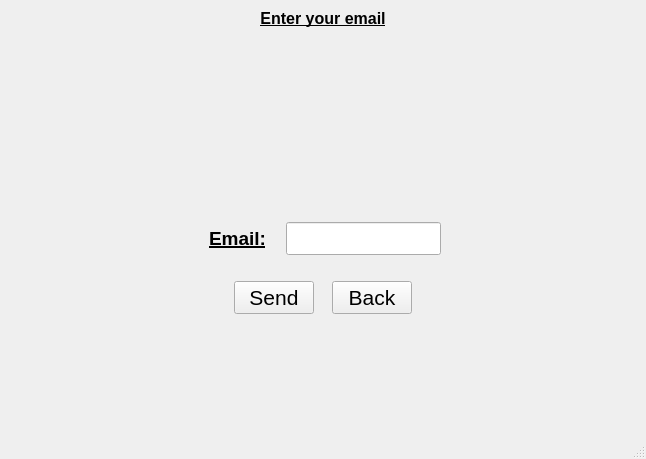
This is ui/inputpassword.ui in IvnGenza/EasyJob_39 as Qt 5 draws it before an edit. The edited form follows.
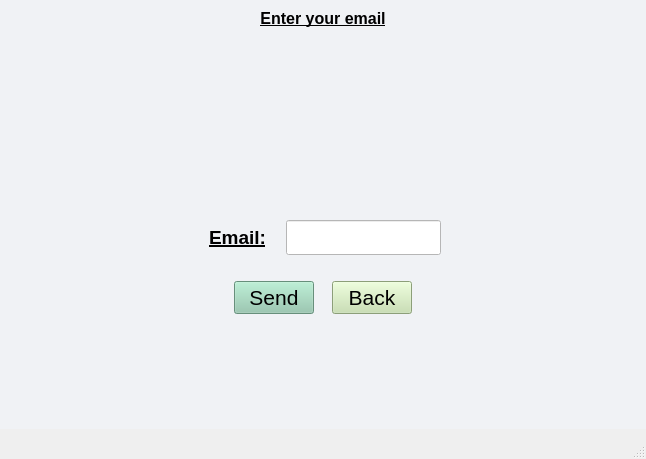
This is the edited form.

Commit message: Updated version with new design

```diff
--- a/ui/inputpassword.ui
+++ b/ui/inputpassword.ui
@@ -19,6 +19,9 @@
    <string>MainWindow</string>
   </property>
   <widget class="QWidget" name="centralwidget">
+   <property name="styleSheet">
+    <string notr="true">background-color:#F0F2F5;</string>
+   </property>
    <layout class="QVBoxLayout" name="verticalLayout_3">
     <item>
      <widget class="QLabel" name="label">
@@ -75,7 +78,22 @@
          </widget>
         </item>
         <item>
-         <widget class="QLineEdit" name="email_textbox"/>
+         <widget class="QLineEdit" name="email_textbox">
+          <property name="minimumSize">
+           <size>
+            <width>0</width>
+            <height>35</height>
+           </size>
+          </property>
+          <property name="font">
+           <font>
+            <pointsize>14</pointsize>
+           </font>
+          </property>
+          <property name="styleSheet">
+           <string notr="true">background-color:white;</string>
+          </property>
+         </widget>
         </item>
         <item>
          <spacer name="horizontalSpacer_3">
@@ -127,6 +145,16 @@
           </item>
           <item>
            <widget class="QPushButton" name="send_email_botton">
+            <property name="font">
+             <font>
+              <pointsize>16</pointsize>
+              <weight>50</weight>
+              <bold>false</bold>
+             </font>
+            </property>
+            <property name="styleSheet">
+             <string notr="true">background-color:#90C8AC;</string>
+            </property>
             <property name="text">
              <string>Send</string>
             </property>
@@ -150,6 +178,14 @@
           </item>
           <item>
            <widget class="QPushButton" name="back_login_botton">
+            <property name="font">
+             <font>
+              <pointsize>16</pointsize>
+             </font>
+            </property>
+            <property name="styleSheet">
+             <string notr="true">background-color:#C4DFAA;</string>
+            </property>
             <property name="text">
              <string>Back</string>
             </property>
```
The commit also changes 5 other files.
